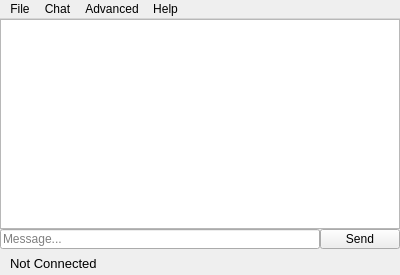
Before: the Qt Designer form mainwindow.ui in ryco117/CryptoChatUI, drawn with Qt 5.
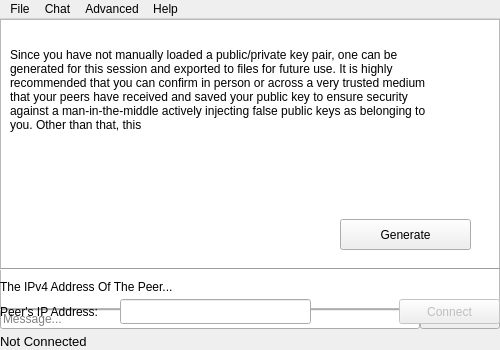
After: the same form once the commit is applied.

The edit to the form file:
```diff
--- a/mainwindow.ui
+++ b/mainwindow.ui
@@ -6,20 +6,20 @@
    <rect>
     <x>0</x>
     <y>0</y>
-    <width>400</width>
-    <height>275</height>
+    <width>500</width>
+    <height>350</height>
    </rect>
   </property>
   <property name="minimumSize">
    <size>
-    <width>400</width>
-    <height>275</height>
+    <width>500</width>
+    <height>350</height>
    </size>
   </property>
   <property name="maximumSize">
    <size>
-    <width>400</width>
-    <height>275</height>
+    <width>500</width>
+    <height>350</height>
    </size>
   </property>
   <property name="windowTitle">
@@ -31,8 +31,8 @@
      <rect>
       <x>0</x>
       <y>0</y>
-      <width>400</width>
-      <height>210</height>
+      <width>500</width>
+      <height>290</height>
      </rect>
     </property>
     <property name="sizePolicy">
@@ -55,11 +55,14 @@
     </property>
    </widget>
    <widget class="QLineEdit" name="SendText">
+    <property name="enabled">
+     <bool>true</bool>
+    </property>
     <property name="geometry">
      <rect>
       <x>0</x>
-      <y>210</y>
-      <width>320</width>
+      <y>290</y>
+      <width>420</width>
       <height>20</height>
      </rect>
     </property>
@@ -76,8 +79,8 @@
    <widget class="QPushButton" name="SendButton">
     <property name="geometry">
      <rect>
-      <x>320</x>
-      <y>210</y>
+      <x>420</x>
+      <y>290</y>
       <width>80</width>
       <height>20</height>
      </rect>
@@ -91,126 +94,15 @@
      <rect>
       <x>0</x>
       <y>0</y>
-      <width>400</width>
-      <height>230</height>
+      <width>500</width>
+      <height>310</height>
      </rect>
     </property>
-    <widget class="QLineEdit" name="PrimePText">
-     <property name="geometry">
-      <rect>
-       <x>150</x>
-       <y>30</y>
-       <width>113</width>
-       <height>25</height>
-      </rect>
-     </property>
-    </widget>
-    <widget class="QLabel" name="PrimePLabel">
-     <property name="geometry">
-      <rect>
-       <x>40</x>
-       <y>30</y>
-       <width>111</width>
-       <height>25</height>
-      </rect>
-     </property>
-     <property name="text">
-      <string>Prime Number P: </string>
-     </property>
-    </widget>
-    <widget class="QPushButton" name="PrimePRand">
-     <property name="geometry">
-      <rect>
-       <x>270</x>
-       <y>30</y>
-       <width>80</width>
-       <height>25</height>
-      </rect>
-     </property>
-     <property name="text">
-      <string>Random</string>
-     </property>
-    </widget>
-    <widget class="QPushButton" name="PrimeQRand">
-     <property name="geometry">
-      <rect>
-       <x>270</x>
-       <y>70</y>
-       <width>80</width>
-       <height>25</height>
-      </rect>
-     </property>
-     <property name="text">
-      <string>Random</string>
-     </property>
-    </widget>
-    <widget class="QLineEdit" name="PrimeQText">
-     <property name="geometry">
-      <rect>
-       <x>150</x>
-       <y>70</y>
-       <width>113</width>
-       <height>25</height>
-      </rect>
-     </property>
-    </widget>
-    <widget class="QLabel" name="PrimeQLabel">
-     <property name="geometry">
-      <rect>
-       <x>40</x>
-       <y>70</y>
-       <width>111</width>
-       <height>25</height>
-      </rect>
-     </property>
-     <property name="text">
-      <string>Prime Number Q: </string>
-     </property>
-    </widget>
-    <widget class="QPushButton" name="EncKeyRand">
-     <property name="geometry">
-      <rect>
-       <x>270</x>
-       <y>110</y>
-       <width>80</width>
-       <height>25</height>
-      </rect>
-     </property>
-     <property name="text">
-      <string>Random</string>
-     </property>
-    </widget>
-    <widget class="QLineEdit" name="EncKeyText">
-     <property name="geometry">
-      <rect>
-       <x>150</x>
-       <y>110</y>
-       <width>113</width>
-       <height>25</height>
-      </rect>
-     </property>
-     <property name="text">
-      <string>65537</string>
-     </property>
-    </widget>
-    <widget class="QLabel" name="EncKeyLabel">
-     <property name="geometry">
-      <rect>
-       <x>40</x>
-       <y>110</y>
-       <width>111</width>
-       <height>25</height>
-      </rect>
-     </property>
-     <property name="text">
-      <string>Encryption Key: </string>
-     </property>
-    </widget>
     <widget class="QLabel" name="PeerIPLabel">
      <property name="geometry">
       <rect>
-       <x>40</x>
-       <y>190</y>
+       <x>0</x>
+       <y>280</y>
        <width>121</width>
        <height>25</height>
       </rect>
@@ -222,9 +114,9 @@
     <widget class="QLineEdit" name="PeerIPText">
      <property name="geometry">
       <rect>
-       <x>150</x>
-       <y>190</y>
-       <width>113</width>
+       <x>120</x>
+       <y>280</y>
+       <width>191</width>
        <height>25</height>
       </rect>
      </property>
@@ -241,9 +133,9 @@
      </property>
      <property name="geometry">
       <rect>
-       <x>270</x>
-       <y>190</y>
-       <width>80</width>
+       <x>399</x>
+       <y>280</y>
+       <width>101</width>
        <height>25</height>
       </rect>
      </property>
@@ -251,24 +143,11 @@
       <string>Connect</string>
      </property>
     </widget>
-    <widget class="QLabel" name="DescLabel1">
-     <property name="geometry">
-      <rect>
-       <x>40</x>
-       <y>10</y>
-       <width>191</width>
-       <height>16</height>
-      </rect>
-     </property>
-     <property name="text">
-      <string>RSA Encryption Values To Use...</string>
-     </property>
-    </widget>
     <widget class="QLabel" name="DescLabel2">
      <property name="geometry">
       <rect>
-       <x>40</x>
-       <y>170</y>
+       <x>0</x>
+       <y>260</y>
        <width>191</width>
        <height>16</height>
       </rect>
@@ -281,8 +160,8 @@
      <property name="geometry">
       <rect>
        <x>0</x>
-       <y>145</y>
-       <width>400</width>
+       <y>240</y>
+       <width>500</width>
        <height>20</height>
       </rect>
      </property>
@@ -290,14 +169,45 @@
       <enum>Qt::Horizontal</enum>
      </property>
     </widget>
+    <widget class="QPushButton" name="GenerateButton">
+     <property name="geometry">
+      <rect>
+       <x>340</x>
+       <y>200</y>
+       <width>131</width>
+       <height>31</height>
+      </rect>
+     </property>
+     <property name="text">
+      <string>Generate</string>
+     </property>
+    </widget>
+    <widget class="QLabel" name="label_6">
+     <property name="geometry">
+      <rect>
+       <x>10</x>
+       <y>10</y>
+       <width>481</width>
+       <height>121</height>
+      </rect>
+     </property>
+     <property name="text">
+      <string>Since you have not manually loaded a public/private key pair, one can be
+generated for this session and exported to files for future use. It is highly
+recommended that you can confirm in person or across a very trusted medium
+that your peers have received and saved your public key to ensure security
+against a man-in-the-middle actively injecting false public keys as belonging to
+you. Other than that, this </string>
+     </property>
+    </widget>
    </widget>
    <widget class="QWidget" name="LoadMyKeysWidget" native="true">
     <property name="geometry">
      <rect>
       <x>0</x>
       <y>0</y>
-      <width>400</width>
-      <height>230</height>
+      <width>501</width>
+      <height>311</height>
      </rect>
     </property>
     <widget class="QGroupBox" name="groupBox">
@@ -305,19 +215,19 @@
       <rect>
        <x>10</x>
        <y>20</y>
-       <width>381</width>
-       <height>201</height>
+       <width>481</width>
+       <height>271</height>
       </rect>
      </property>
      <property name="title">
-      <string>Set RSA Values From Files</string>
+      <string>Retreive Keys From Files</string>
      </property>
      <widget class="QLineEdit" name="PasswordLine">
       <property name="geometry">
        <rect>
         <x>150</x>
-        <y>90</y>
-        <width>113</width>
+        <y>150</y>
+        <width>311</width>
         <height>23</height>
        </rect>
       </property>
@@ -339,7 +249,7 @@
       <property name="geometry">
        <rect>
         <x>10</x>
-        <y>90</y>
+        <y>150</y>
         <width>131</width>
         <height>25</height>
        </rect>
@@ -352,7 +262,7 @@
       <property name="geometry">
        <rect>
         <x>10</x>
-        <y>120</y>
+        <y>180</y>
         <width>71</width>
         <height>25</height>
        </rect>
@@ -378,7 +288,7 @@
       <property name="geometry">
        <rect>
         <x>90</x>
-        <y>120</y>
+        <y>180</y>
         <width>80</width>
         <height>25</height>
        </rect>
@@ -390,8 +300,8 @@
      <widget class="QPushButton" name="OKButton">
       <property name="geometry">
        <rect>
-        <x>290</x>
-        <y>170</y>
+        <x>390</x>
+        <y>240</y>
         <width>81</width>
         <height>23</height>
        </rect>
@@ -405,7 +315,7 @@
        <rect>
         <x>180</x>
         <y>30</y>
-        <width>191</width>
+        <width>280</width>
         <height>50</height>
        </rect>
       </property>
@@ -420,8 +330,8 @@
       <property name="geometry">
        <rect>
         <x>180</x>
-        <y>120</y>
-        <width>191</width>
+        <y>180</y>
+        <width>280</width>
         <height>50</height>
        </rect>
       </property>
@@ -448,8 +358,8 @@
      <rect>
       <x>0</x>
       <y>0</y>
-      <width>400</width>
-      <height>230</height>
+      <width>500</width>
+      <height>310</height>
      </rect>
     </property>
     <widget class="QCheckBox" name="SavePublicCB">
@@ -488,8 +398,8 @@
      <property name="geometry">
       <rect>
        <x>10</x>
-       <y>70</y>
-       <width>381</width>
+       <y>150</y>
+       <width>481</width>
        <height>151</height>
       </rect>
      </property>
@@ -501,7 +411,7 @@
        <rect>
         <x>120</x>
         <y>110</y>
-        <width>101</width>
+        <width>241</width>
         <height>25</height>
        </rect>
       </property>
@@ -550,7 +460,7 @@
        <rect>
         <x>120</x>
         <y>30</y>
-        <width>101</width>
+        <width>241</width>
         <height>25</height>
        </rect>
       </property>
@@ -560,7 +470,7 @@
        <rect>
         <x>120</x>
         <y>80</y>
-        <width>101</width>
+        <width>241</width>
         <height>25</height>
        </rect>
       </property>
@@ -571,7 +481,7 @@
      <widget class="QPushButton" name="CreateKeysButton">
       <property name="geometry">
        <rect>
-        <x>260</x>
+        <x>390</x>
         <y>110</y>
         <width>80</width>
         <height>25</height>
@@ -590,7 +500,7 @@
       <rect>
        <x>280</x>
        <y>10</y>
-       <width>101</width>
+       <width>201</width>
        <height>25</height>
       </rect>
      </property>
@@ -613,7 +523,7 @@
       <rect>
        <x>280</x>
        <y>40</y>
-       <width>101</width>
+       <width>201</width>
        <height>25</height>
       </rect>
      </property>
@@ -635,10 +545,10 @@
    <widget class="QLabel" name="StatusLabel">
     <property name="geometry">
      <rect>
-      <x>10</x>
-      <y>234</y>
-      <width>381</width>
-      <height>21</height>
+      <x>0</x>
+      <y>310</y>
+      <width>500</width>
+      <height>20</height>
      </rect>
     </property>
     <property name="font">
@@ -649,21 +559,24 @@
     <property name="text">
      <string>Not Connected</string>
     </property>
+    <property name="alignment">
+     <set>Qt::AlignBottom|Qt::AlignLeading|Qt::AlignLeft</set>
+    </property>
    </widget>
-   <zorder>ConnectSettingsWidget</zorder>
    <zorder>LoadMyKeysWidget</zorder>
    <zorder>OptionsWidget</zorder>
-   <zorder>SendButton</zorder>
-   <zorder>ReceiveText</zorder>
    <zorder>SendText</zorder>
+   <zorder>SendButton</zorder>
    <zorder>StatusLabel</zorder>
+   <zorder>ReceiveText</zorder>
+   <zorder>ConnectSettingsWidget</zorder>
   </widget>
   <widget class="QMenuBar" name="menuBar">
    <property name="geometry">
     <rect>
      <x>0</x>
      <y>0</y>
-     <width>400</width>
+     <width>500</width>
      <height>20</height>
     </rect>
    </property>
```
